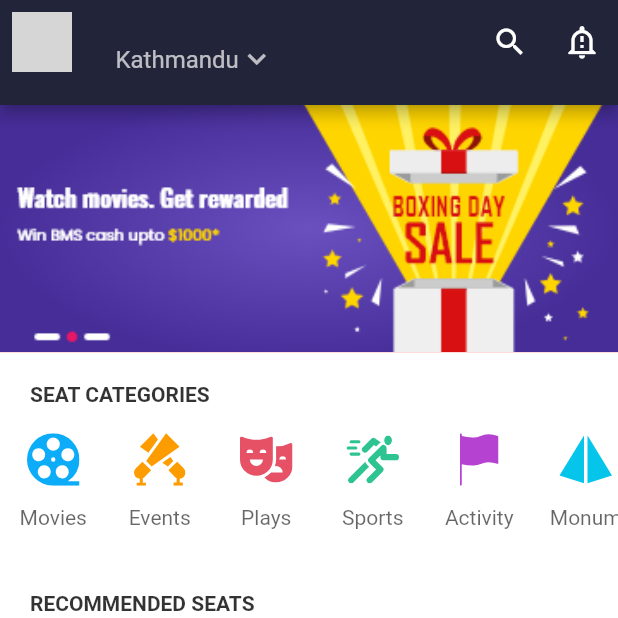
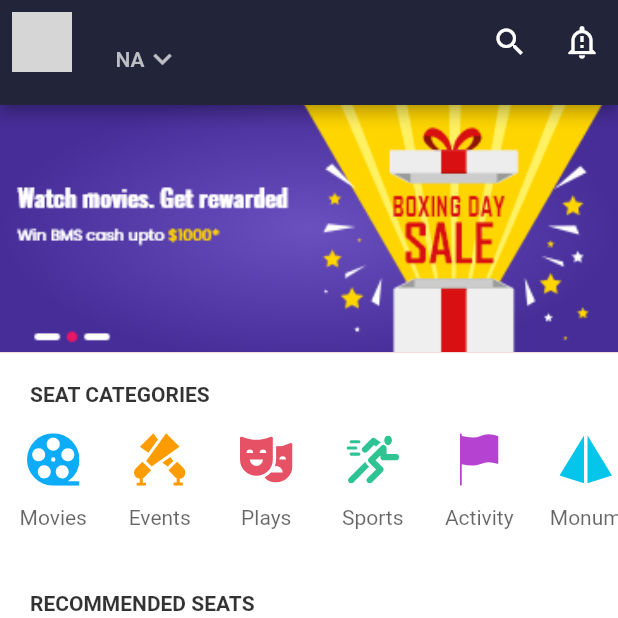
Before and after one commit to Manoj882/movie_booking_app, a Flutter app: the screen it shows once a user with an empty profile is signed in, on a phone screen of 412 x 824 dp, the top half of it. Run offline on Flutter 3.47's test engine with Material 2 defaults, Android fonts, the phone set to English and light mode, and no system bars; drawn by our look-alikes of cached_network_image, google_maps_flutter; our stand-ins replace firebase_auth, firebase_core, flutter_svg, geocoding, get, google_sign_in and 3 more; accounts and stored records are empty; network calls fail; grey boxes are pictures that could not be loaded.

Commit message:
created select location screen y implementing location, geocoding and loadingOverlay

```diff
--- /dev/null
+++ b/lib/controllers/shared_preferences.dart
@@ -0,0 +1,26 @@
+
+
+import 'package:movie_booking_app/controllers/location_controller.dart';
+import 'package:shared_preferences/shared_preferences.dart';
+
+class SharedPref{
+  static late SharedPreferences sharedPref;
+  static storeLocation(String city) async{
+    sharedPref = await SharedPreferences.getInstance();
+    sharedPref.setString('location', city);
+  }
+
+  static Future<String> getLocation() async{
+    sharedPref = await SharedPreferences.getInstance();
+    String city = 'NA';
+    try{
+      city = sharedPref.getString('location')!;
+    } catch (e){
+
+    }
+    LocationController.instance.setCity(city);
+    return city;
+  }
+
+
+}
--- a/lib/main.dart
+++ b/lib/main.dart
@@ -2,6 +2,7 @@ import 'package:firebase_core/firebase_core.dart';
 import 'package:flutter/material.dart';
 import 'package:get/get.dart';
 import 'package:movie_booking_app/controllers/auth_controller.dart';
+import 'package:movie_booking_app/controllers/location_controller.dart';
 import 'package:movie_booking_app/firebase_options.dart';
 import 'package:movie_booking_app/screens/splash_screen.dart';
 import 'package:movie_booking_app/utils/app_theme.dart';
@@ -12,7 +13,7 @@ void main() async{
     options: DefaultFirebaseOptions.currentPlatform,
   );
   Get.put(AuthController());
-
+  Get.put(LocationController());
   runApp(const MyApp());
 }
 
--- a/lib/screens/home_screen.dart
+++ b/lib/screens/home_screen.dart
@@ -11,12 +11,14 @@ import 'package:movie_booking_app/constants/constant.dart';
 import 'package:movie_booking_app/controllers/auth_controller.dart';
 import 'package:movie_booking_app/repository/datas/custom_data.dart';
 import 'package:movie_booking_app/screens/profile_screen.dart';
+import 'package:movie_booking_app/screens/select_location_screen.dart';
 import 'package:movie_booking_app/utils/app_theme.dart';
 import 'package:movie_booking_app/widgets/custom_slider.dart';
 import 'package:movie_booking_app/widgets/event_items.dart';
 import 'package:movie_booking_app/widgets/menu_item.dart';
 import 'package:movie_booking_app/widgets/movie_items.dart';
 
+import '../controllers/location_controller.dart';
 
 class HomeScreen extends StatefulWidget {
   const HomeScreen({super.key});
@@ -83,24 +85,46 @@ class _HomeScreenState extends State<HomeScreen> {
               mainAxisAlignment: MainAxisAlignment.center,
               children: [
                 Text(AuthController.instance.user!.displayName ?? 'Name'),
-                DropdownButton<String>(
-                  value: city,
-                  dropdownColor: AppTheme.statusBarColor,
-                  isDense: true,
-                  underline: SizedBox.shrink(),
-                  icon: Icon(
-                    Icons.keyboard_arrow_down_outlined,
-                    color: Colors.white.withOpacity(0.7),
+                // DropdownButton<String>(
+                //   value: city,
+                //   dropdownColor: AppTheme.statusBarColor,
+                //   isDense: true,
+                //   underline: SizedBox.shrink(),
+                //   icon: Icon(
+                //     Icons.keyboard_arrow_down_outlined,
+                //     color: Colors.white.withOpacity(0.7),
+                //   ),
+                //   items: cities
+                //       .map((e) =>
+                //           DropdownMenuItem<String>(value: e, child: Text(e)))
+                //       .toList(),
+                //   onChanged: (value) {
+                //     setState(() {
+                //       city = value!;
+                //     });
+                //   },
+                // ),
+
+                GestureDetector(
+                  onTap: (){
+                    Get.to(SelectLocationScreen());
+                  },
+                  child: Row(
+                    children: [
+                      Text(
+                        LocationController.instance.city.value,
+                        style: TextStyle(
+                          color: Colors.white.withOpacity(0.7),
+                          fontSize: 14,
+                          inherit: true,
+                        ),
+                      ),
+                      Icon(
+                        Icons.keyboard_arrow_down_outlined,
+                        color: Colors.white.withOpacity(0.7),
+                      ),
+                    ],
                   ),
-                  items: cities
-                      .map((e) =>
-                          DropdownMenuItem<String>(value: e, child: Text(e)))
-                      .toList(),
-                  onChanged: (value) {
-                    setState(() {
-                      city = value!;
-                    });
-                  },
                 ),
               ],
             ),
@@ -211,7 +235,6 @@ class _HomeScreenState extends State<HomeScreen> {
                   right: 20,
                 ),
                 child: Row(
-
                   children: [
                     SvgPicture.asset(
                       'assets/images/menus/spotlights.svg',
@@ -219,7 +242,9 @@ class _HomeScreenState extends State<HomeScreen> {
                       height: 18,
                       width: 18,
                     ),
-                    const SizedBox(width: 10,),
+                    const SizedBox(
+                      width: 10,
+                    ),
                     Text(
                       'Events'.toUpperCase(),
                       style: TextStyle(
@@ -247,7 +272,6 @@ class _HomeScreenState extends State<HomeScreen> {
                   right: 20,
                 ),
                 child: Row(
-
                   children: [
                     SvgPicture.asset(
                       'assets/images/menus/theater_masks.svg',
@@ -255,7 +279,9 @@ class _HomeScreenState extends State<HomeScreen> {
                       height: 18,
                       width: 18,
                     ),
-                    const SizedBox(width: 10,),
+                    const SizedBox(
+                      width: 10,
+                    ),
                     Text(
                       'Plays'.toUpperCase(),
                       style: TextStyle(
--- a/pubspec.yaml
+++ b/pubspec.yaml
@@ -45,6 +45,9 @@ dependencies:
   cached_network_image: ^3.2.2
   google_maps_flutter: ^2.2.1
   shared_preferences: ^2.0.15
+  location: ^4.4.0
+  geocoding: ^2.0.5
+  loading_overlay: ^0.3.0
 
 dev_dependencies:
   flutter_test:
```
Also changed, not shown: lib/controllers/location_controller.dart (added, +66 -0 lines), lib/screens/select_location_screen.dart (added, +173 -0 lines), pubspec.lock, 4 other files.
